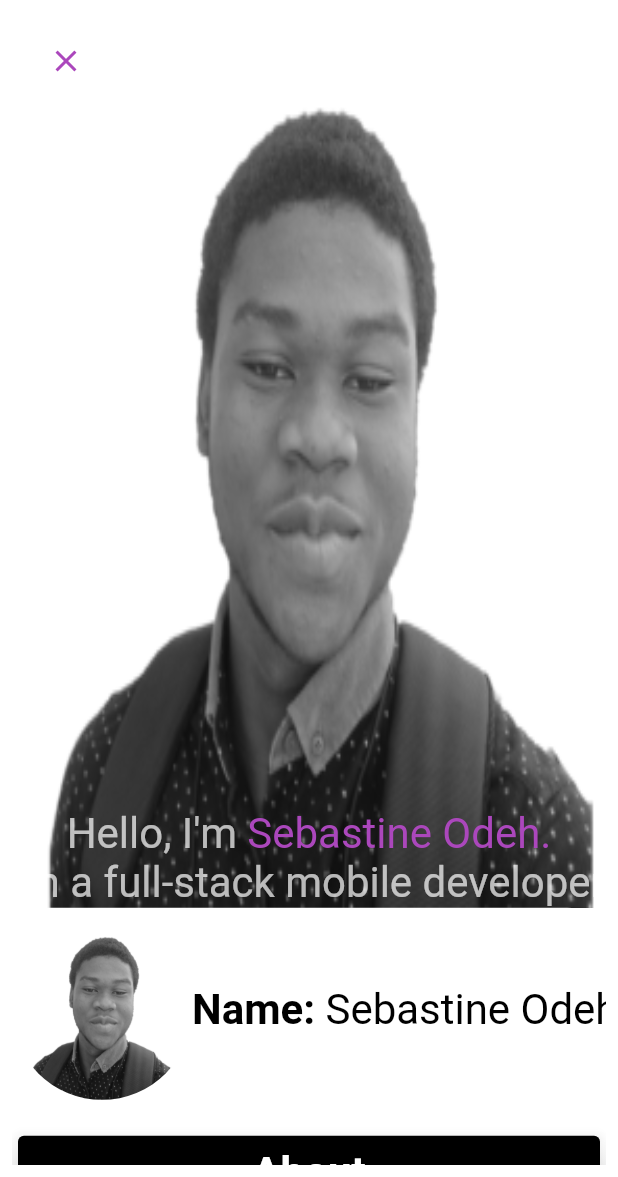
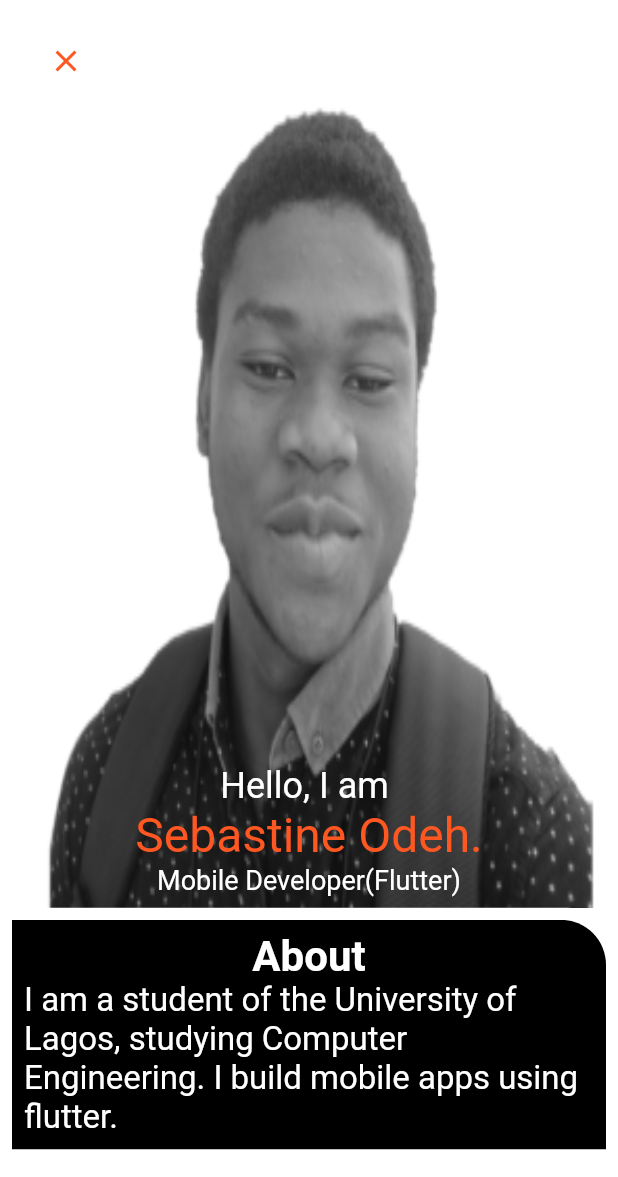
Before and after one commit to CoderNamedHendrick/flutter_portfolio, a Flutter app: the screen it shows after launch, on a phone screen of 412 x 824 dp, the part 59-1236 px from its top. Run offline on Flutter 3.47's test engine with Material 2 defaults, Android fonts, the phone set to English and light mode, and no system bars.

Commit message:
working on the page

```diff
--- a/lib/main.dart
+++ b/lib/main.dart
@@ -66,39 +66,41 @@ class _HomePageState extends State<HomePage> {
                 color: Colors.transparent,
                 child: Icon(
                   getHeightState() == true ? Icons.close : Icons.height,
-                  color: Colors.purple[400],
+                  color: Colors.deepOrange,
                 ),
                 onPressed: () => setState(() {
-                  getHeightState() == true ? setHeight(height: 5) : setHeight();
+                  getHeightState() == true
+                      ? setHeight(height: 2.7)
+                      : setHeight();
                   getHeightState() == true
                       ? setHeightState(heightState: false)
                       : setHeightState();
                 }),
               ),
               Center(
+                child: Padding(
+                  padding: const EdgeInsets.all(8.0),
                   child: Column(
                     crossAxisAlignment: CrossAxisAlignment.center,
                     mainAxisAlignment: MainAxisAlignment.end,
                     children: [
-                    Row(
-                      mainAxisAlignment: MainAxisAlignment.center,
-                      children: [
                       Text(
-                          "Hello, I'm ",
-                          style: TextStyle(fontSize: 28, color: Colors.white70),
+                        "Hello, I am ",
+                        style: TextStyle(fontSize: 24, color: Colors.white),
                       ),
                       Text(
                         "Sebastine Odeh.",
+                        style: TextStyle(fontSize: 32, color: Colors.deepOrange),
+                      ),
+                      Text(
+                        "Mobile Developer(Flutter)",
                         style: TextStyle(
-                              fontSize: 28, color: Colors.purple[400]),
-                        )
+                          fontSize: 18,
+                          color: Colors.white,
+                        ),
+                      ),
                     ],
                   ),
-                    Text(
-                      "I'm a full-stack mobile developer.",
-                      style: TextStyle(fontSize: 28, color: Colors.white70),
-                    )
-                  ],
                 ),
               )
             ],
@@ -118,44 +120,11 @@ class _HomePageState extends State<HomePage> {
               child: SingleChildScrollView(
                 child: Column(
                   children: [
-                    Row(
-                      mainAxisAlignment: MainAxisAlignment.spaceBetween,
-                      children: [
                     Container(
-                          height: 120,
-                          width: 120,
-                          foregroundDecoration: BoxDecoration(
-                              borderRadius: BorderRadius.circular(64),
-                              image: DecorationImage(
-                                  image: AssetImage("assets/my_pic.png"),
-                                  fit: BoxFit.fill)),
+                      decoration: BoxDecoration(
+                        color: Colors.black,
+                        borderRadius: BorderRadius.only(topRight: Radius.circular(30)),
                       ),
-                        Row(
-                          children: [
-                            Text(
-                              "Name: ",
-                              style: TextStyle(
-                                  color: Colors.black,
-                                  fontSize: 28,
-                                  fontWeight: FontWeight.bold),
-                            ),
-                            Text(
-                              "Sebastine Odeh",
-                              style: TextStyle(
-                                  color: Colors.black,
-                                  fontSize: 28,
-                                  fontWeight: FontWeight.w400),
-                            )
-                          ],
-                        ),
-                      ],
-                    ),
-                    SizedBox(
-                      height: 20,
-                    ),
-                    Card(
-                      color: Colors.black,
-                      elevation: 8,
                       child: Padding(
                         padding: const EdgeInsets.all(8.0),
                         child: Column(
@@ -183,6 +152,16 @@ class _HomePageState extends State<HomePage> {
                     ),
                     SizedBox(
                       height: 20,
+                    ),
+                    Container(
+                      decoration: BoxDecoration(
+                        color: Colors.black,
+                      ),
+                      child: Column(
+                        children: [
+                          Text("Specialisations", style: TextStyle(color: Colors.white),),
+                        ],
+                      ),
                     ),
                     Text(
                       "Projects",
@@ -212,6 +191,12 @@ class _HomePageState extends State<HomePage> {
         ),
       ],
     );
+  }
+
+  Widget _specialisationInfo({Icon icon, String specialisationName}){
+    return GridTile(header: Container(
+      child: icon,
+    ),child: Text(specialisationName));
   }
 
   Widget _projectInfo(
```
Lines whose indentation alone changed are shown as unchanged.
